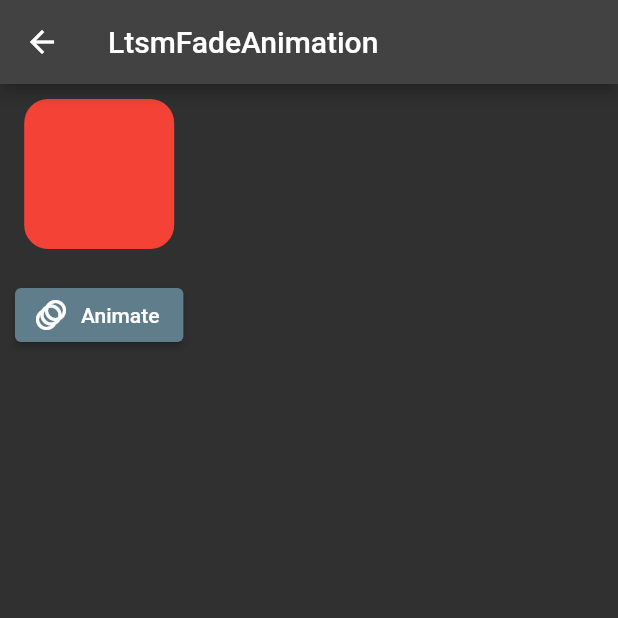
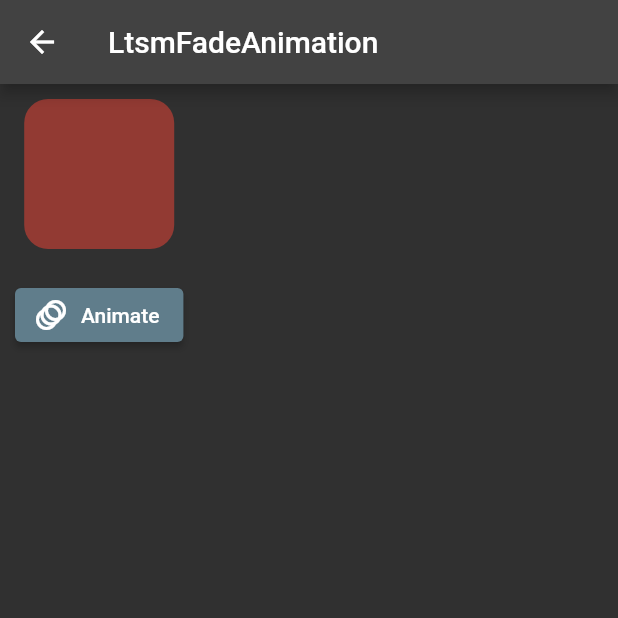
Before and after one commit to lie16/fic_exercises, a Flutter app: the LtsmFadeAnimationView screen opened directly, after a tap on "Animate", on a phone screen of 412 x 824 dp, the top half of it. Run offline on Flutter 3.47's test engine with Material 2 defaults, Android fonts, the phone set to English and light mode, and no system bars; our stand-ins replace blur, cached_network_image, carousel_slider, dio, file_picker, flutter_image_compress and 7 more; missing offline and left inert: file_picker_cross.

Commit message:
fade animation

```diff
--- a/lib/module/tutorial/latihan/ltsm_fade_animation/controller/ltsm_fade_animation_controller.dart
+++ b/lib/module/tutorial/latihan/ltsm_fade_animation/controller/ltsm_fade_animation_controller.dart
@@ -2,7 +2,8 @@ import 'package:flutter/material.dart';
 import 'package:example/state_util.dart';
 import '../view/ltsm_fade_animation_view.dart';
 
-class LtsmFadeAnimationController extends State<LtsmFadeAnimationView> implements MvcController {
+class LtsmFadeAnimationController extends State<LtsmFadeAnimationView>
+    implements MvcController {
   static late LtsmFadeAnimationController instance;
   late LtsmFadeAnimationView view;
 
@@ -17,4 +18,5 @@ class LtsmFadeAnimationController extends State<LtsmFadeAnimationView> implement
 
   @override
   Widget build(BuildContext context) => widget.build(context, this);
+  bool animate = false;
 }
--- a/lib/module/tutorial/latihan/ltsm_fade_animation/view/ltsm_fade_animation_view.dart
+++ b/lib/module/tutorial/latihan/ltsm_fade_animation/view/ltsm_fade_animation_view.dart
@@ -29,7 +29,8 @@ class LtsmFadeAnimationView extends StatefulWidget {
                   //TODO:
                   //jika animate == true, atur opacity menjadi 0.5
                   //jika animate == false, atur opacity menjadi 1.0
-                  color: Colors.red.withOpacity(1.0),
+                  color:
+                      Colors.red.withOpacity((controller.animate) ? 0.5 : 1.0),
                   borderRadius: const BorderRadius.all(
                     Radius.circular(
                       16.0,
@@ -50,7 +51,10 @@ class LtsmFadeAnimationView extends StatefulWidget {
                 style: ElevatedButton.styleFrom(
                   backgroundColor: Colors.blueGrey,
                 ),
-                onPressed: () {},
+                onPressed: () {
+                  controller.animate = !controller.animate;
+                  controller.setState(() {});
+                },
               ),
             ],
           ),
```
